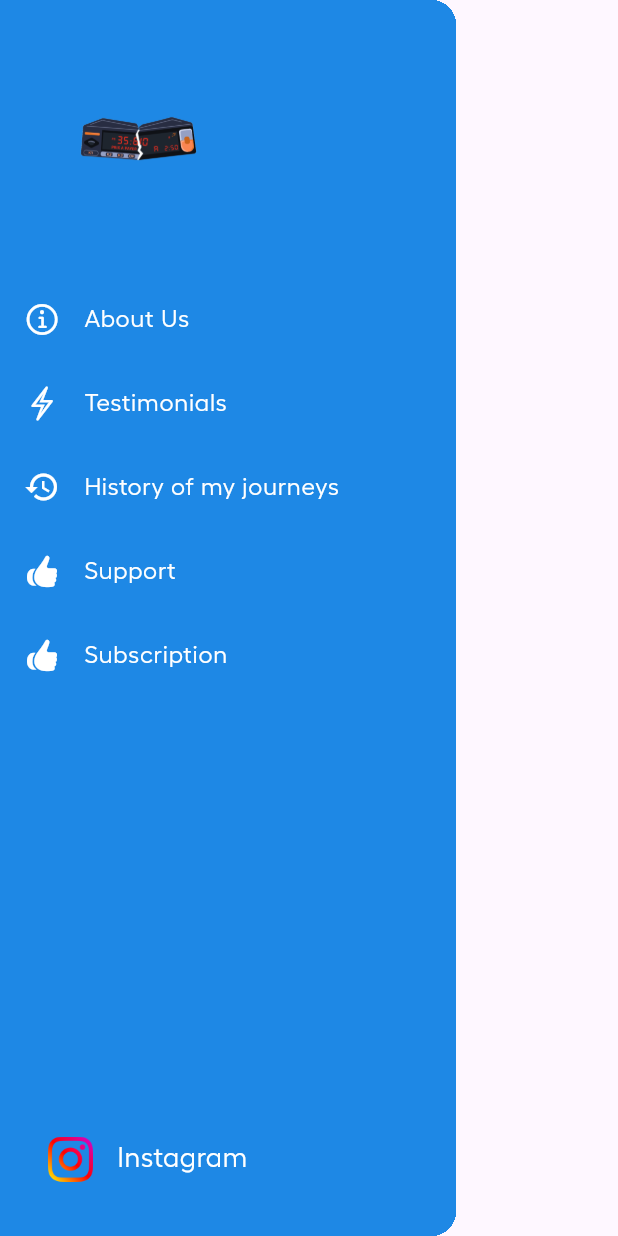
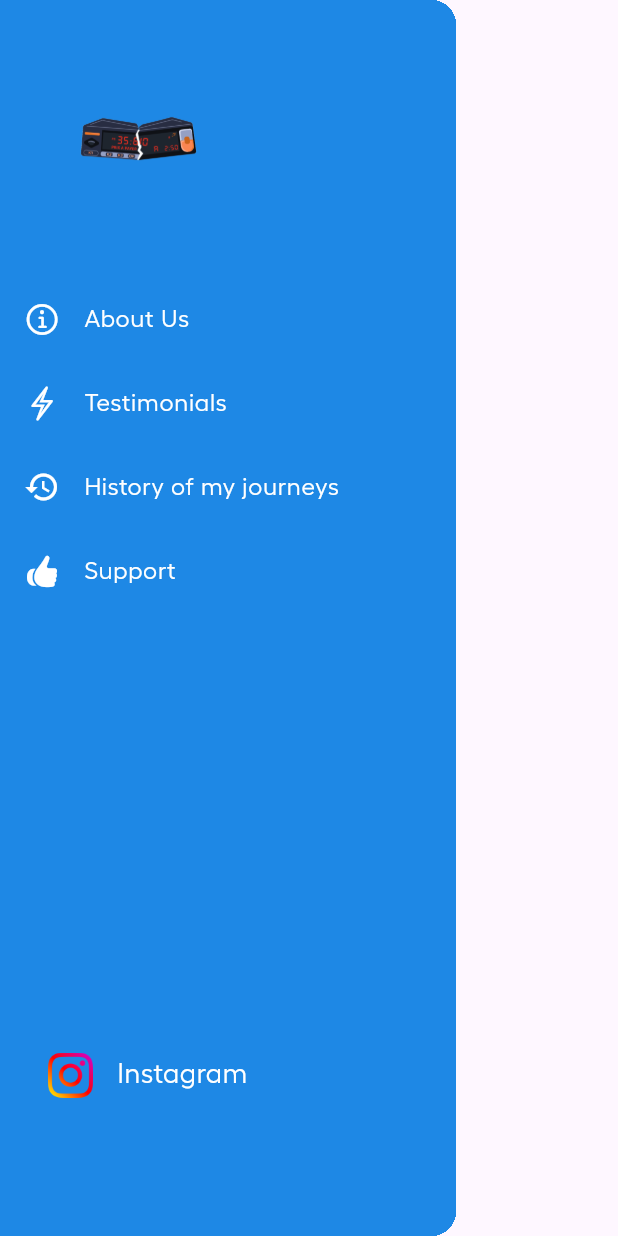
Before and after one commit to MudassarAli10/taxi_meter-app, a Flutter app: the DrawerWidget widget shown alone on an empty page, opened directly, on a phone screen of 412 x 824 dp. Run offline on Flutter 3.47's test engine with Material 3 defaults, Android fonts, the phone set to English and light mode, and no system bars; our stand-ins replace geolocator, google_maps_flutter, permission_handler, shared_preferences; missing offline and left inert: flutter_google_places_hoc081098; accounts and stored records are empty; generated files the repository leaves out were written again.

Commit message:
taxi_meter app

```diff
--- a/lib/screens/google_map.dart
+++ b/lib/screens/google_map.dart
@@ -170,6 +170,7 @@
     TextEditingController priceController = TextEditingController();
 
     showDialog(
+      barrierDismissible: false,
       context: context,
       builder: (context) {
         return AlertDialog(
@@ -302,7 +303,7 @@
 
   void _showLocationInputDialog() {
     showDialog(
-
+      barrierDismissible: false,
       context: context,
       builder: (context) => AlertDialog(
 
@@ -324,7 +325,7 @@
                     context: context,
                     apiKey: 'AIzaSyBZPNNxjrwEruh44L0o5oAMHQMuaiz-N_4',
                     // Use your actual API key
-                    components: [const Component(Component.country, 'pk')],
+                    components: [const Component(Component.country, 'ma')],
                     language: 'fr',
                   );
 
--- a/lib/widgets/drawer.dart
+++ b/lib/widgets/drawer.dart
@@ -1,7 +1,6 @@
 import 'package:flutter/cupertino.dart';
 import 'package:flutter/material.dart';
 import 'package:taxi_meter_apps/screens/history_screen.dart';
-import 'package:taxi_meter_apps/screens/subscription_screen.dart';
 import 'package:taxi_meter_apps/screens/support.dart';
 import 'package:taxi_meter_apps/screens/testimonial.dart';
 import 'package:url_launcher/url_launcher.dart';
@@ -108,23 +107,7 @@
               },
             ),
             // Subscription - Same as above
-            ListTile(
-              leading: const Icon(CupertinoIcons.hand_thumbsup_fill,
-                  color: Colors.white),
-              title: Text(
-                'Subscription',
-                style: TextStyle(
-                    color: Colors.white,
-                    fontFamily: 'Hellix',
-                    fontSize: width > 600 ? 18 : 16),
-              ),
-              onTap: () {
-                Navigator.push(
-                    context,
-                    MaterialPageRoute(
-                        builder: (contex) => const SubscriptionScreen()));
-              },
-            ),
+
             // Instagram Link - Adjust the padding based on screen size
             Padding(
               padding: EdgeInsets.only(
```
Also changed, not shown: assets/icon/apple-pay.png (deleted), assets/icon/google-pay.png (deleted).
